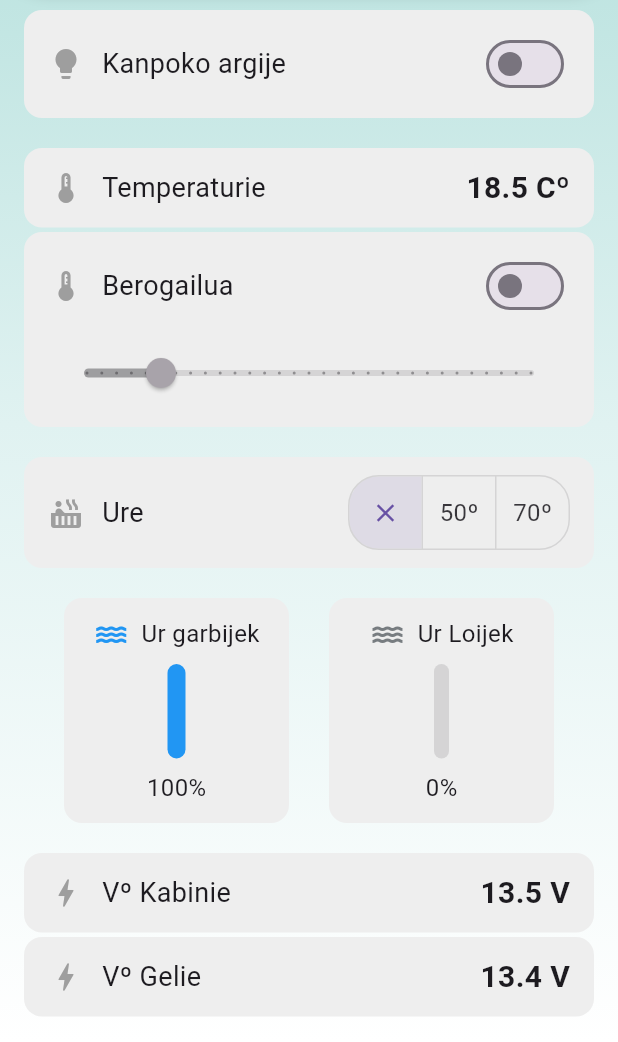
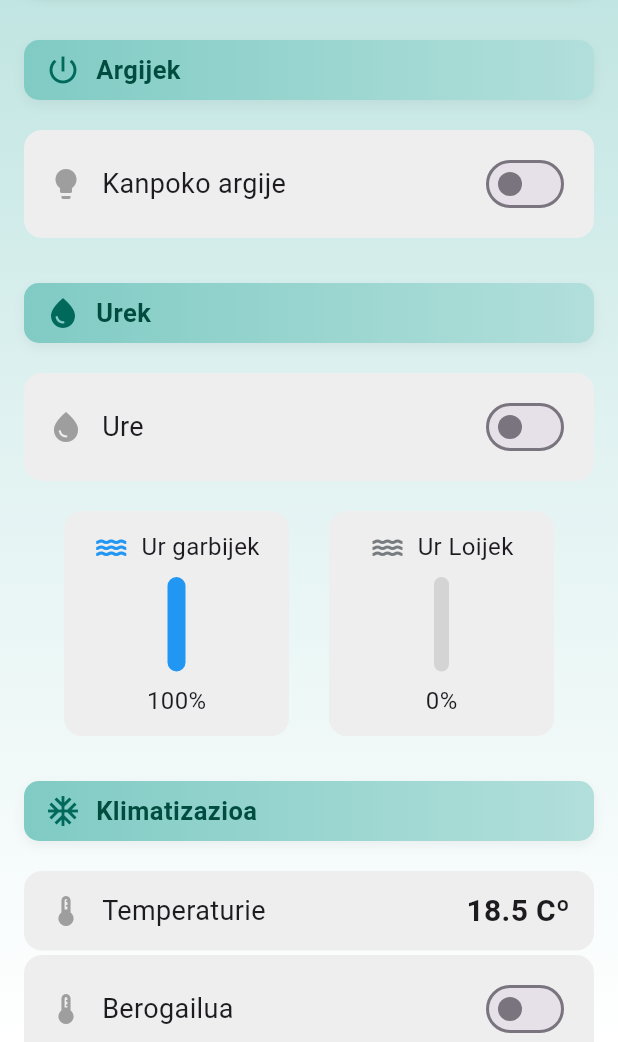
Before and after one commit to perikobermio/iratxo, a Flutter app: the Home screen opened directly, on a phone screen of 412 x 824 dp, the part 194-1236 px from its top. Run offline on Flutter 3.47's test engine with Material 3 defaults, Android fonts, the light colour scheme and no system bars; our stand-ins replace flutter_blue_plus.

Commit message:
expandables

```diff
--- a/lib/data.dart
+++ b/lib/data.dart
@@ -7,26 +7,32 @@ class Data {
   factory Data() => _instance;
 
   Map<String, dynamic> v = {
-    'out_light':      ValueNotifier<bool>(false),
-    'hot_state':      ValueNotifier<bool>(false),
-    'hot_temp':       ValueNotifier<double>(15.0),
-    'water_state':    ValueNotifier<int>(0),
-    'water_clean':    ValueNotifier<double>(100.0),
-    'water_dirt':     ValueNotifier<double>(0.0),
-    'energy_cabine':  ValueNotifier<double>(13.5),
-    'energy_room':    ValueNotifier<double>(13.4),
-    'room_temp':      ValueNotifier<double>(18.5),
+    'out_light':            ValueNotifier<bool>(false),
+    'hot_state':            ValueNotifier<bool>(false),
+    'water_bomb_state':     ValueNotifier<bool>(false),
+    'hot_temp':             ValueNotifier<double>(15.0),
+    'water_state':          ValueNotifier<int>(0),
+    'water_clean':          ValueNotifier<double>(100.0),
+    'water_dirt':           ValueNotifier<double>(0.0),
+    'energy_cabine':        ValueNotifier<double>(13.5),
+    'energy_room':          ValueNotifier<double>(13.4),
+    'room_temp':            ValueNotifier<double>(18.5),
+    'ampere_loading':       ValueNotifier<double>(1.7),
+    'ampere_comsum':        ValueNotifier<double>(1.1),
   };
 
   void sync(Map<String, dynamic> response) {
-    if (response.containsKey('OUT_LIGHT'))      v['out_light'].value      = response['OUT_LIGHT'] == 1 ? false : true;
-    if (response.containsKey('HOT_STATE'))      v['hot_state'].value      = response['HOT_STATE'] == 1 ? true : false;
-    if (response.containsKey('HOT_TEMP'))       v['hot_temp'].value       = response['HOT_TEMP'].toDouble();
-    if (response.containsKey('WATER_STATE'))    v['water_state'].value    = response['WATER_STATE'];
-    if (response.containsKey('WATER_CLEAN'))    v['water_clean'].value    = response['WATER_CLEAN'].toDouble();
-    if (response.containsKey('WATER_DIRT'))     v['water_dirt'].value     = response['WATER_DIRT'].toDouble();
-    if (response.containsKey('ENERGY_CABINE'))  v['energy_cabine'].value  = response['ENERGY_CABINE'].toDouble();
-    if (response.containsKey('ENERGY_ROOM'))    v['energy_room'].value    = response['ENERGY_ROOM'].toDouble();
-    if (response.containsKey('ROOM_TEMP'))      v['room_temp'].value      = response['ROOM_TEMP'].toDouble();
+    if (response.containsKey('OUT_LIGHT'))              v['out_light'].value              = response['OUT_LIGHT'] == 1 ? false : true;
+    if (response.containsKey('HOT_STATE'))              v['hot_state'].value              = response['HOT_STATE'] == 1 ? true : false;
+    if (response.containsKey('WATER_BOMB_STATE'))       v['water_bomb_state'].value       = response['WATER_BOMB_STATE'] == 1 ? true : false;
+    if (response.containsKey('HOT_TEMP'))               v['hot_temp'].value               = response['HOT_TEMP'].toDouble();
+    if (response.containsKey('WATER_STATE'))            v['water_state'].value            = response['WATER_STATE'];
+    if (response.containsKey('WATER_CLEAN'))            v['water_clean'].value            = response['WATER_CLEAN'].toDouble();
+    if (response.containsKey('WATER_DIRT'))             v['water_dirt'].value             = response['WATER_DIRT'].toDouble();
+    if (response.containsKey('ENERGY_CABINE'))          v['energy_cabine'].value          = response['ENERGY_CABINE'].toDouble();
+    if (response.containsKey('ENERGY_ROOM'))            v['energy_room'].value            = response['ENERGY_ROOM'].toDouble();
+    if (response.containsKey('ROOM_TEMP'))              v['room_temp'].value              = response['ROOM_TEMP'].toDouble();
+    if (response.containsKey('AMPERE_LOADING'))         v['ampere_loading'].value         = response['AMPERE_LOADING'].toDouble();
+    if (response.containsKey('AMPERE_COMSUM'))          v['ampere_loading'].value         = response['AMPERE_COMSUM'].toDouble();
   }
 }
--- /dev/null
+++ b/lib/expandables.dart
@@ -0,0 +1,41 @@
+import 'package:flutter/material.dart';
+import 'info_header.dart';
+
+class ExpandableSection extends StatefulWidget {
+  final String title;
+  final IconData icon;
+  final List<Widget> children;
+
+  const ExpandableSection({
+    super.key,
+    required this.title,
+    required this.icon,
+    required this.children,
+  });
+
+  @override
+  State<ExpandableSection> createState() => _ExpandableSectionState();
+}
+
+class _ExpandableSectionState extends State<ExpandableSection> {
+  bool _expanded = true;
+
+  @override
+  Widget build(BuildContext context) {
+    return Column(
+      children: [
+        GestureDetector(
+          onTap: () => setState(() => _expanded = !_expanded),
+          child: InfoHeader(title: widget.title, icon: widget.icon),
+        ),
+        AnimatedCrossFade(
+          firstChild: const SizedBox.shrink(),
+          secondChild: Column(children: widget.children),
+          crossFadeState:
+              _expanded ? CrossFadeState.showSecond : CrossFadeState.showFirst,
+          duration: const Duration(milliseconds: 200),
+        ),
+      ],
+    );
+  }
+}
--- a/lib/home.dart
+++ b/lib/home.dart
@@ -2,6 +2,8 @@ import 'package:flutter/material.dart';
 import 'package:flutter/services.dart';
 import 'dart:async';
 
+import 'info_header.dart';
+import 'expandables.dart';
 import 'switch_widget.dart';
 import 'triple_switch_widget.dart';
 import 'horizontal_dinamyc_slide.dart';
@@ -124,6 +126,14 @@ class _HomeState extends State<Home> {
                 child: Column(
                   children: [
                     BleStatusWatcher(ble: ble),
+
+
+                    const SizedBox(height: 20),
+                    ExpandableSection(
+                      title: 'Argijek',
+                      icon: Icons.power_settings_new,
+                      children: [
+                        const SizedBox(height: 20),
                         SwitchWidget(
                           title: 'Kanpoko argije',
                           state: data.v['out_light'],
@@ -132,6 +142,54 @@ class _HomeState extends State<Home> {
                             data.v['out_light'].value = v;
                           },
                         ),
+                        const SizedBox(height: 20),
+                      ]
+                    ),
+                    const SizedBox(height: 10),
+
+
+
+
+
+                    ExpandableSection(
+                      title: 'Urek',
+                      icon: Icons.water_drop,
+                      children: [
+                        const SizedBox(height: 20),
+                        SwitchWidget(
+                          title: 'Ure',
+                          icon: Icons.water_drop,
+                          state: data.v['water_bomb_state'],
+                          onChanged: (v) async {
+                            data.v['water_bomb_state'].value = v;
+                          },
+                        ),
+                        const SizedBox(height: 20),
+                        Row(
+                          mainAxisAlignment: MainAxisAlignment.spaceEvenly,
+                          children: [
+                            VerticalStaticSlide(value: data.v['water_clean'], title: 'Ur garbijek'),
+                            VerticalStaticSlide(
+                              value: data.v['water_dirt'],
+                              title: 'Ur Loijek',
+                              inverted: true,
+                              icon: const Icon(Icons.water, color: Color.fromARGB(255, 119, 124, 128)),
+                            ),
+                          ],
+                        ),
+                        const SizedBox(height: 20),
+                      ]
+                    ),
+                    const SizedBox(height: 10),
+
+
+
+
+
+                    ExpandableSection(
+                      title: 'Klimatizazioa',
+                      icon: Icons.ac_unit,
+                      children: [
                         const SizedBox(height: 20),
                         InfoWidget(
                           value: data.v['room_temp'],
@@ -148,38 +206,67 @@ class _HomeState extends State<Home> {
                         ),
                         const SizedBox(height: 20),
                         TripleSwitchWidget(
-                      title: 'Ure',
+                          title: 'Ur berue',
                           state: data.v['water_state'],
                           onChanged: (v) async {
                             data.v['water_state'].value = v;
                           },
                         ),
                         const SizedBox(height: 20),
+                      ]
+                    ),
+                    const SizedBox(height: 10),
+
+
+
+
+
+
+                    ExpandableSection(
+                      title: 'Sistema elektrikue',
+                      icon: Icons.ev_station,
+                      children: [
+                        const SizedBox(height: 20),
                         Row(
                           mainAxisAlignment: MainAxisAlignment.spaceEvenly,
                           children: [
-                        VerticalStaticSlide(value: data.v['water_clean'], title: 'Ur garbijek'),
-                        VerticalStaticSlide(
-                          value: data.v['water_dirt'],
-                          title: 'Ur Loijek',
-                          inverted: true,
-                          icon: const Icon(Icons.water, color: Color.fromARGB(255, 119, 124, 128)),
+                            InfoWidget(
+                              value: data.v['ampere_loading'],
+                              title: 'Kargaten',
+                              compact: true, unit: 'A+',
+                              icon: const Icon(Icons.electric_meter, color: Colors.blue),
+                            ),
+                            InfoWidget(
+                              value: data.v['ampere_comsum'],
+                              title: 'Gastaten',
+                              compact: true, unit: 'A-',
+                              icon: const Icon(Icons.electric_meter, color: Colors.red),
+                            )
+                          ],
+                        ),
+                        const SizedBox(height: 10),
+                        Row(
+                          mainAxisAlignment: MainAxisAlignment.spaceEvenly,
+                          children: [
+                            InfoWidget(
+                              value: data.v['energy_cabine'],
+                              title: 'Vº Kabinie',
+                              compact: true,
+                              icon: const Icon(Icons.bolt, color: Colors.grey),
+                            ),
+                            InfoWidget(
+                              value: data.v['energy_room'],
+                              title: 'Vº Gelie',
+                              compact: true,
+                              icon: const Icon(Icons.bolt, color: Colors.grey),
                             ),
                           ],
                         ),
                         const SizedBox(height: 20),
-                    InfoWidget(
-                      value: data.v['energy_cabine'],
-                      title: 'Vº Kabinie',
-                      icon: const Icon(Icons.bolt, color: Colors.grey),
+                      ]
                     ),
-                    const SizedBox(height: 3),
-                    InfoWidget(
-                      value: data.v['energy_room'],
-                      title: 'Vº Gelie',
-                      icon: const Icon(Icons.bolt, color: Colors.grey),
-                    ),
-                    const SizedBox(height: 40),
+                    const SizedBox(height: 20),
+
                   ],
                 ),
               ),
--- /dev/null
+++ b/lib/info_header.dart
@@ -0,0 +1,50 @@
+import 'package:flutter/material.dart';
+
+class InfoHeader extends StatelessWidget {
+  final String title;
+  final IconData icon;
+
+  const InfoHeader({
+    super.key,
+    this.title = 'Estado general',
+    this.icon = Icons.dashboard_customize,
+  });
+
+  @override
+  Widget build(BuildContext context) {
+    return Container(
+  padding: const EdgeInsets.symmetric(horizontal: 14, vertical: 8),
+  decoration: BoxDecoration(
+    gradient: const LinearGradient(
+      colors: [Color(0xFF80CBC4), Color(0xFFB2DFDB)],
+      begin: Alignment.centerLeft,
+      end: Alignment.centerRight,
+    ),
+    borderRadius: BorderRadius.circular(10),
+    boxShadow: [
+      BoxShadow(
+        color: Colors.black.withOpacity(0.05),
+        blurRadius: 6,
+        offset: const Offset(0, 3),
+      )
+    ],
+  ),
+  child: Row(
+    children: [
+      Icon(icon, size: 24, color: Colors.teal.shade800),
+      const SizedBox(width: 10),
+      Text(
+        title,
+        style: const TextStyle(
+          color: Color(0xFF004D40), // Un verde oscuro pero no negro
+          fontSize: 17,
+          fontWeight: FontWeight.w600,
+          letterSpacing: 0.3,
+        ),
+      ),
+    ],
+  ),
+)
+;
+  }
+}
--- a/lib/info_widget.dart
+++ b/lib/info_widget.dart
@@ -4,14 +4,16 @@ import 'package:flutter/foundation.dart';
 class InfoWidget extends StatefulWidget {
   final String  title;
   final Icon    icon;
+  final bool    compact;
   final ValueListenable<double> value;
   final String  unit;
 
   const InfoWidget({super.key,
-    this.title  = '-',
-    this.icon   = const Icon(Icons.lightbulb, color: Colors.orange),
-    this.value  = const AlwaysStoppedAnimation<double>(0),
-    this.unit   = 'V',
+    this.title    = '-',
+    this.icon     = const Icon(Icons.lightbulb, color: Colors.orange),
+    this.value    = const AlwaysStoppedAnimation<double>(0),
+    this.unit     = 'V',
+    this.compact  = false,
   });
 
   @override
@@ -22,12 +24,42 @@ class _InfoWidget extends State<InfoWidget> {
   @override
   Widget build(BuildContext context) {
     return Container(
-      padding: const EdgeInsets.symmetric(horizontal: 16, vertical: 12),
+  height: widget.compact ? 90 : null,
+  width: widget.compact ? 150 : null,
+  padding: widget.compact
+      ? const EdgeInsets.all(8)
+      : const EdgeInsets.symmetric(horizontal: 16, vertical: 12),
   decoration: BoxDecoration(
     color: Colors.grey.shade200,
     borderRadius: BorderRadius.circular(12),
   ),
-      child: Row(
+  child: widget.compact
+      ? Column(
+          crossAxisAlignment: CrossAxisAlignment.start,
+          children: [
+            Row(
+              children: [
+                widget.icon,
+                const SizedBox(width: 12),
+                Text(widget.title, style: const TextStyle(fontSize: 18)),
+              ],
+            ),
+            const SizedBox(height: 8),
+            Center(
+              child: ValueListenableBuilder<double>(
+                valueListenable: widget.value,
+                builder: (context, value, child) {
+                  return Text(
+                    '$value ${widget.unit}',
+                    style: const TextStyle(
+                        fontSize: 20, fontWeight: FontWeight.bold),
+                  );
+                },
+              ),
+            ),
+          ],
+        )
+      : Row(
           children: [
             widget.icon,
             const SizedBox(width: 12),
@@ -38,12 +70,14 @@ class _InfoWidget extends State<InfoWidget> {
               builder: (context, value, child) {
                 return Text(
                   '$value ${widget.unit}',
-                style: const TextStyle(fontSize: 20, fontWeight: FontWeight.bold),
+                  style:
+                      const TextStyle(fontSize: 20, fontWeight: FontWeight.bold),
                 );
               },
             ),
           ],
         ),
 );
+
   }
 }
--- a/lib/switch_widget.dart
+++ b/lib/switch_widget.dart
@@ -3,12 +3,14 @@ import 'package:flutter/material.dart';
 class SwitchWidget extends StatelessWidget {
   final ValueNotifier<bool> state;
   final String title;
+  final IconData icon;
   final void Function(bool) onChanged;
 
   const SwitchWidget({
     super.key,
     required this.title,
     required this.state,
+    this.icon = Icons.lightbulb,
     required this.onChanged,
   });
 
@@ -25,7 +27,7 @@ class SwitchWidget extends StatelessWidget {
           ),
           child: Row(
             children: [
-              Icon(Icons.lightbulb, color: value ? Colors.orange : Colors.grey),
+              Icon(icon, color: value ? Colors.orange : Colors.grey),
               const SizedBox(width: 12),
               Text(title, style: const TextStyle(fontSize: 18)),
               const Spacer(),
--- a/lib/triple_switch_widget.dart
+++ b/lib/triple_switch_widget.dart
@@ -21,7 +21,7 @@ class TripleSwitchWidget extends StatelessWidget {
         return Container(
           padding: const EdgeInsets.symmetric(horizontal: 16, vertical: 12),
           decoration: BoxDecoration(
-            color: (value == 1 || value == 2)? Colors.yellow.shade100 : Colors.grey.shade200,
+            color: (value == 2)? Colors.orange.shade100 : value == 1 ? Colors.yellow.shade100 : Colors.grey.shade200,
             borderRadius: BorderRadius.circular(12),
           ),
           child: Row(
```
Lines whose indentation alone changed are shown as unchanged.
